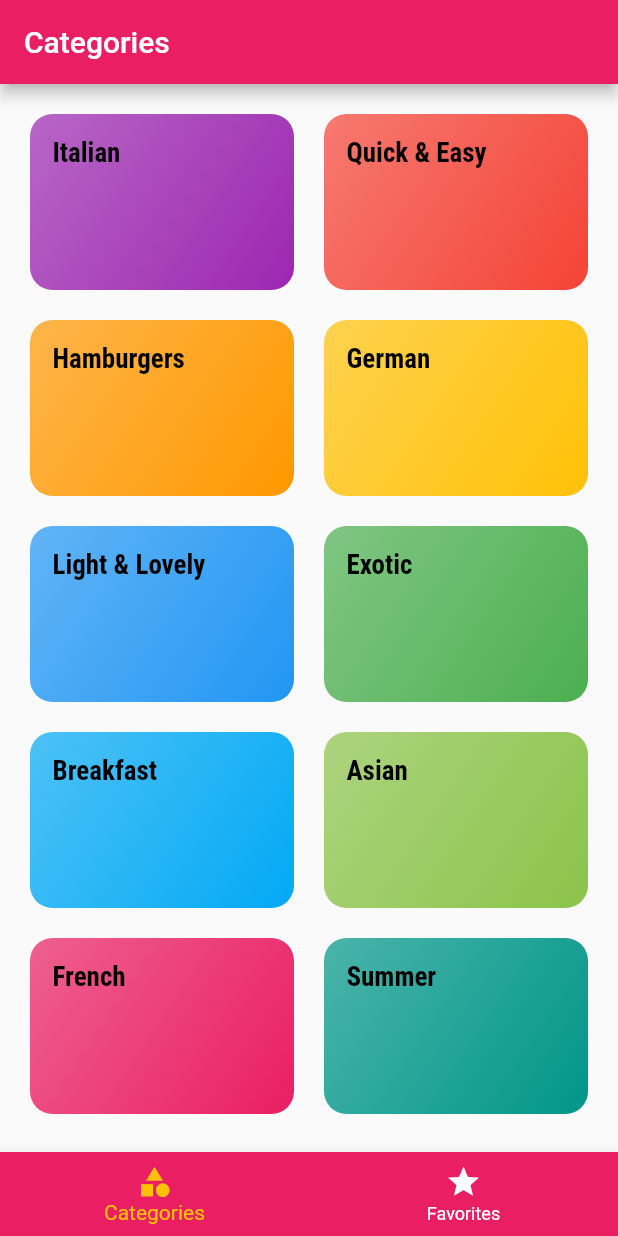
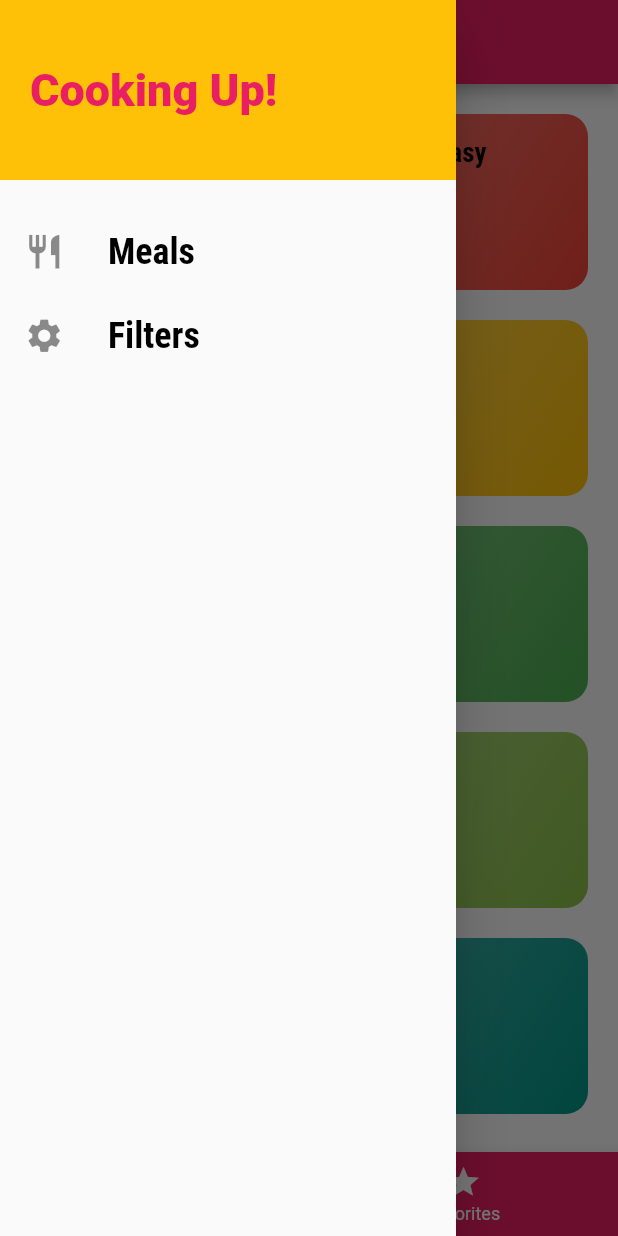
Before and after one commit to ssghazaryan/deli_meals, a Flutter app: the screen it shows after launch, with the side drawer open (before the commit the screen has no drawer), on a phone screen of 412 x 824 dp. Run offline on Flutter 3.47's test engine with Material 2 defaults, Android fonts, the phone set to English and light mode, and no system bars; Roboto replaces fonts that are missing (Realway).

Commit message:
add drawer

```diff
--- a/lib/main.dart
+++ b/lib/main.dart
@@ -3,6 +3,7 @@ import './screens/tabs_screen.dart';
 import 'package:flutter/material.dart';
 import './screens/category_meals_screen.dart';
 import './screens/categories_screen.dart';
+import 'screens/filters_screen.dart';
 void main() {
   runApp(MyApp());
 }
@@ -36,6 +37,7 @@ class MyApp extends StatelessWidget {
         '/': (ctx) => TabSreen(),
         CategoryMealsScreen.routName : (ctx) => CategoryMealsScreen(),
         MealDetailScreen.routName : (ctx) => MealDetailScreen(),
+        FilteresScreen.routName:  (ctx) => FilteresScreen(),
       },
       // onGenerateRoute: (settings){
       //   print(settings.arguments);
--- /dev/null
+++ b/lib/screens/filters_screen.dart
@@ -0,0 +1,18 @@
+import 'package:DeliMeaks/widgets/main_drawer.dart';
+import 'package:flutter/material.dart';
+
+class FilteresScreen extends StatelessWidget {
+static const routName =  '/filteres-screen';
+  @override
+  Widget build(BuildContext context) {
+    return Scaffold(
+      drawer: MainDrawer(),
+      appBar: AppBar(
+        title: Text('Your Filteres'),
+      ),
+          body: Container(
+        child: Text('FilteresScreen'),
+      ),
+    );
+  }
+}
--- a/lib/screens/tabs_screen.dart
+++ b/lib/screens/tabs_screen.dart
@@ -1,3 +1,4 @@
+import '../widgets/main_drawer.dart';
 import 'package:flutter/material.dart';
 
 import '../screens/favorites_screen.dart';
@@ -30,6 +31,7 @@ class _TabSreenState extends State<TabSreen> {
   @override
   Widget build(BuildContext context) {
     return Scaffold(
+      drawer: MainDrawer(),
       appBar: AppBar(
         title: Text(_pages[_selectedPageIndex]['title']),
       ),
--- /dev/null
+++ b/lib/widgets/main_drawer.dart
@@ -0,0 +1,54 @@
+import 'package:DeliMeaks/screens/filters_screen.dart';
+import 'package:flutter/material.dart';
+
+class MainDrawer extends StatelessWidget {
+  Widget buildListTile(Function function, IconData icon, String title) {
+    return ListTile(
+      leading: Icon(
+        icon,
+        size: 27,
+      ),
+      title: Text(
+        title,
+        style: TextStyle(
+            fontFamily: 'RobotoCondensed',
+            fontWeight: FontWeight.bold,
+            fontSize: 24),
+      ),
+      onTap: function,
+    );
+  }
+
+  @override
+  Widget build(BuildContext context) {
+    return Drawer(
+      child: Column(
+        children: [
+          Container(
+            height: 120,
+            width: double.infinity,
+            padding: EdgeInsets.all(20),
+            alignment: Alignment.centerLeft,
+            color: Theme.of(context).accentColor,
+            child: Text(
+              'Cooking Up!',
+              style: TextStyle(
+                  fontWeight: FontWeight.w900,
+                  fontSize: 30,
+                  color: Theme.of(context).primaryColor),
+            ),
+          ),
+          SizedBox(
+            height: 20,
+          ),
+          buildListTile(() {
+            Navigator.pushReplacementNamed(context, '/');
+          }, Icons.restaurant, 'Meals'),
+          buildListTile(() {
+            Navigator.pushReplacementNamed(context, FilteresScreen.routName);
+          }, Icons.settings, 'Filters'),
+        ],
+      ),
+    );
+  }
+}
```
